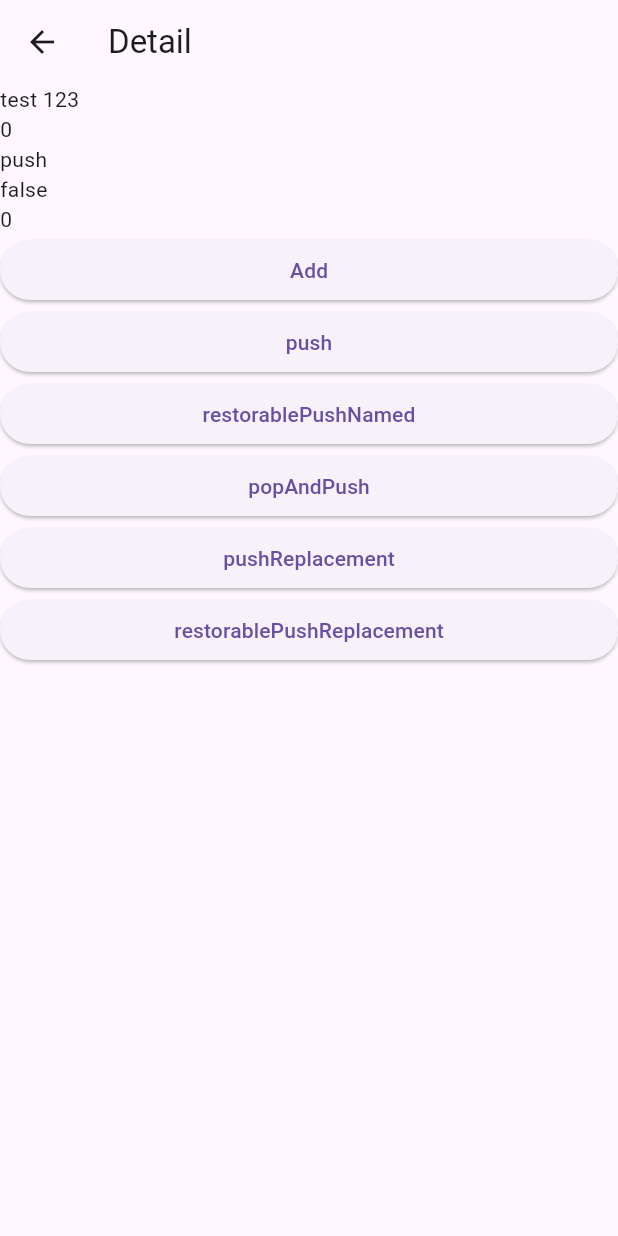
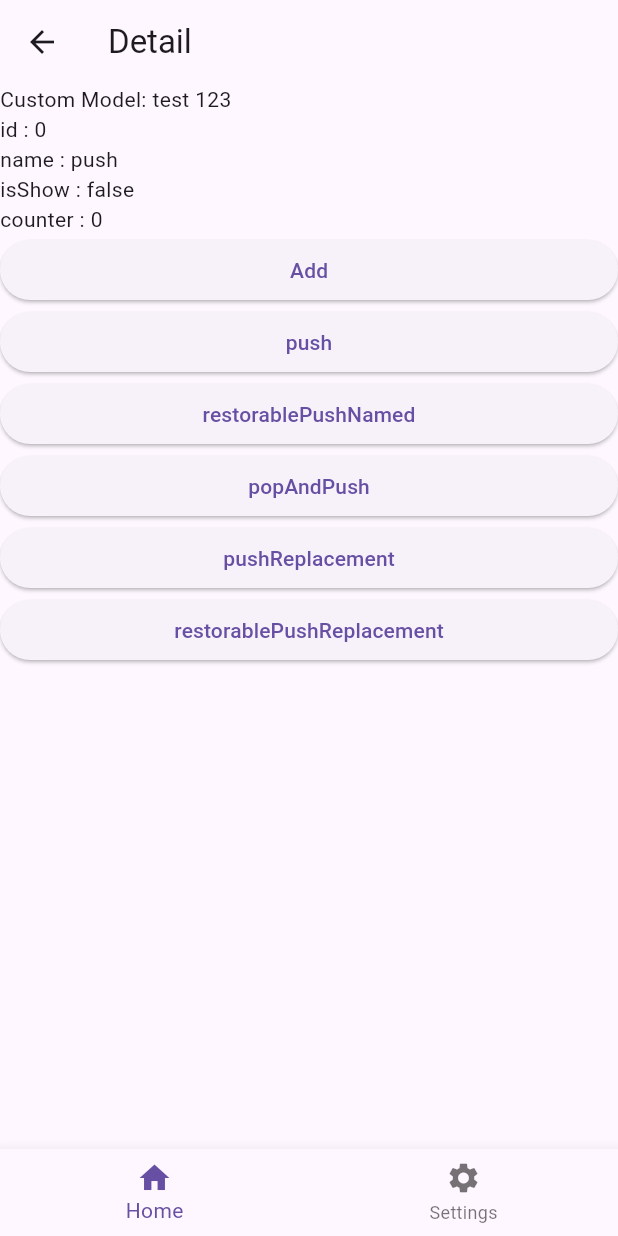
Before and after one commit to emintolgahanpolat/route_map, a Flutter app: the screen it shows after launch, after a tap on "Detail Page", on a phone screen of 412 x 824 dp. Run offline on Flutter 3.47's test engine with Material 2 defaults, Android fonts, the phone set to English and light mode, and no system bars; our stand-ins replace glob; missing offline and left inert: analyzer, build, change_case, source_gen.

Commit message:
code review

```diff
--- a/route_map/example/lib/detail.dart
+++ b/route_map/example/lib/detail.dart
@@ -5,7 +5,7 @@ import 'package:route_map/route_map.dart';
 
 @RouteMap(path: "/detail/:id/:name")
 class DetailPage extends StatefulWidget {
-  final String id;
+  final int id;
   final String name;
   final bool? isShow;
   final CustomModel? customModel;
@@ -27,11 +27,11 @@ class _DetailPageState extends State<DetailPage> {
       ),
       body: ListView(
         children: [
-          Text(widget.customModel?.name ?? "null"),
-          Text(widget.id),
-          Text(widget.name),
-          Text(widget.isShow.toString()),
-          Text("$_counter"),
+          Text("Custom Model: ${widget.customModel?.name}"),
+          Text("id : ${widget.id}"),
+          Text("name : ${widget.name}"),
+          Text("isShow : ${widget.isShow}"),
+          Text("counter : $_counter"),
           ElevatedButton(
               onPressed: () {
                 setState(() {
@@ -41,7 +41,7 @@ class _DetailPageState extends State<DetailPage> {
               child: const Text("Add")),
           ElevatedButton(
               onPressed: () async {
-                DetailPageRoute(id: "1", name: "push")
+                DetailPageRoute(id: 1, name: "push")
                     .push(context)
                     .then((value) {
                   print("push");
@@ -50,13 +50,13 @@ class _DetailPageState extends State<DetailPage> {
               child: const Text("push")),
           ElevatedButton(
               onPressed: () async {
-                DetailPageRoute(id: "2", name: "restorablePush")
+                DetailPageRoute(id: 2, name: "restorablePush")
                     .restorablePush(context);
               },
               child: const Text("restorablePushNamed")),
           ElevatedButton(
               onPressed: () async {
-                DetailPageRoute(id: "3", name: "popAndPush")
+                DetailPageRoute(id: 3, name: "popAndPush")
                     .popAndPush(context)
                     .then((value) {
                   print("popAndPush");
@@ -65,7 +65,7 @@ class _DetailPageState extends State<DetailPage> {
               child: const Text("popAndPush")),
           ElevatedButton(
               onPressed: () async {
-                DetailPageRoute(id: "4", name: "pushReplacement")
+                DetailPageRoute(id: 4, name: "pushReplacement")
                     .pushReplacement(context)
                     .then((value) {
                   print("pushReplacement");
@@ -74,7 +74,7 @@ class _DetailPageState extends State<DetailPage> {
               child: const Text("pushReplacement")),
           ElevatedButton(
               onPressed: () async {
-                DetailPageRoute(id: "5", name: "restorablePushReplacement")
+                DetailPageRoute(id: 5, name: "restorablePushReplacement")
                     .restorablePushReplacement(context);
               },
               child: const Text("restorablePushReplacement"))
--- a/route_map/example/lib/home.dart
+++ b/route_map/example/lib/home.dart
@@ -38,7 +38,7 @@ class _HomePageState extends State<HomePage> {
           ListTile(
             onTap: () {
               DetailPageRoute(
-                id: "0",
+                id: 0,
                 name: "push",
                 customModel: CustomModel(name: 'test 123'),
                 isShow: false,
@@ -66,7 +66,7 @@ class _HomePageState extends State<HomePage> {
               Navigator.pushNamed(
                 context,
                 "/detail/1234/tolga/?isShow=true",
-                arguments: CustomModel(name: 'test'),
+                arguments: {"customModel": CustomModel(name: 'test')},
               );
             },
             onLongPress: () {
--- a/route_map/example/lib/main.dart
+++ b/route_map/example/lib/main.dart
@@ -17,7 +17,7 @@ class MyApp extends StatelessWidget {
       title: 'Flutter Demo',
       theme: ThemeData(useMaterial3: true),
       onGenerateRoute: onGenerateRoute,
-      initialRoute: RouteMaps.homePage,
+      initialRoute: RouteMaps.root,
       onUnknownRoute: (settings) {
         return MaterialPageRoute(
             builder: (_) => Scaffold(
--- a/route_map/example/lib/route_map.dart
+++ b/route_map/example/lib/route_map.dart
@@ -1,12 +1,16 @@
+import 'package:flutter/foundation.dart';
 import 'package:flutter/material.dart';
 import 'package:route_map/route_map.dart';
 
 import 'route_map.routes.dart';
 
-@RouteMapInit()
+@RouteMapInit(typeSafe: true)
 Route? onGenerateRoute(RouteSettings routeSettings) => $onGenerateRoute(
       routeSettings,
       redirect: (routeName) {
+        if (kIsWeb && routeName == RouteMaps.root) {
+          return RouteMaps.homePage;
+        }
         print(routeName);
         return null;
       },
--- a/route_map/example/lib/route_map.routes.dart
+++ b/route_map/example/lib/route_map.routes.dart
@@ -12,7 +12,7 @@ import 'package:example/detail.dart';
 import 'package:example/search.dart';
 import 'package:example/settings.dart';
 
-/// model
+/// Type Safe Extra Arg Classes
 import 'package:example/custom_model.dart';
 
 class RouteMaps {
@@ -23,10 +23,12 @@ class RouteMaps {
   static String settingsPage = "settings";
 }
 
+Map<String, String> get pathRoutes => _pathRoutes;
 final Map<String, String> _pathRoutes = {
   "/detail/:id/:name": RouteMaps.detailPage,
   "/settings/:name": RouteMaps.settingsPage,
 };
+Map<String, RouteModel> get routes => _routes;
 final Map<String, RouteModel> _routes = {
   RouteMaps.homePage: RouteModel((_) => homeBuilder(const HomePage())),
   RouteMaps.root: RouteModel(
@@ -34,10 +36,10 @@ final Map<String, RouteModel> _routes = {
   ),
   RouteMaps.detailPage: RouteModel(
     (c) => DetailPage(
-      c.routeArgs()?["id"],
-      customModel: c.routeArgs()?["customModel"] ?? c.routeArgs()?["extra"],
-      isShow: c.routeArgs()?["isShow"] == "true",
-      name: c.routeArgs()?["name"],
+      c.routeArgsWithKey<int>("id")!,
+      customModel: c.routeArgsWithKey<CustomModel?>("customModel"),
+      isShow: c.routeArgsWithKey<bool?>("isShow"),
+      name: c.routeArgsWithKey<String>("name")!,
     ),
   ),
   RouteMaps.searchPage: RouteModel(
@@ -46,36 +48,19 @@ final Map<String, RouteModel> _routes = {
   ),
   RouteMaps.settingsPage: RouteModel(
     (c) => SettingsPage(
-      name: c.routeArgs()?["name"],
+      name: c.routeArgsWithKey<String?>("name"),
     ),
     fullscreenDialog: true,
   ),
 };
 Route? $onGenerateRoute(RouteSettings routeSettings,
-    {String? Function(String routeName)? redirect}) {
-  String routeName = routeSettings.name ?? "";
-  final pathRoute = namedRoute(_pathRoutes, routeName);
-  if (pathRoute != null && routeName != "/") {
-    routeName = pathRoute[1]!;
-  }
-  RouteModel? route = _routes[redirect?.call(routeName) ?? routeName];
-  if (route == null) {
-    return null;
-  }
-
-  return MaterialPageRoute(
-    builder: route.builder,
-    settings: RouteSettings(name: routeSettings.name, arguments: {
-      ...?pathRoute?[2],
-      ...?pathRoute?[3],
-      if (routeSettings.arguments is Map<String, dynamic>)
-        ...(routeSettings.arguments as Map<String, dynamic>)
-      else
-        'extra': routeSettings.arguments,
-    }),
-    fullscreenDialog: route.fullscreenDialog,
-  );
-}
+        {String? Function(String routeName)? redirect}) =>
+    mOnGenerateRoute(
+      routeSettings,
+      routes,
+      pathRoutes: pathRoutes,
+      redirect: redirect,
+    );
 
 class HomePageRoute extends BaseRoute {
   @override
@@ -88,7 +73,7 @@ class RootPageRoute extends BaseRoute {
 }
 
 class DetailPageRoute extends BaseRoute {
-  final String id;
+  final int id;
   final CustomModel? customModel;
   final bool? isShow;
   final String name;
--- a/route_map/lib/route_map.dart
+++ b/route_map/lib/route_map.dart
@@ -8,4 +8,5 @@ export 'src/base.dart'
         RouteSettingsExtension,
         BuildContextExtension,
         RouteModel,
-        namedRoute;
+        namedRoute,
+        mOnGenerateRoute;
--- a/route_map/lib/src/base.dart
+++ b/route_map/lib/src/base.dart
@@ -89,6 +89,7 @@ extension BuildContextExtension on BuildContext {
   NavigatorState navigator() => Navigator.of(this);
   NavigatorState rootNavigator() => Navigator.of(this, rootNavigator: true);
   T? routeArgs<T>() => ModalRoute.of(this)?.settings.arguments as T;
+  T? routeArgsWithKey<T>(String key) => _typeConverter<T>(routeArgs()?[key]);
 }
 
 class RouteModel {
@@ -153,3 +154,64 @@ List? namedRoute(Map<String, String> pathRoutes, String path) {
   }
   return null;
 }
+
+Route? mOnGenerateRoute(
+    RouteSettings routeSettings, Map<String, RouteModel> routes,
+    {Map<String, String>? pathRoutes,
+    String? Function(String routeName)? redirect}) {
+  String routeName = routeSettings.name ?? "";
+  Map<String, Object?> args = {};
+  if (pathRoutes != null) {
+    final pathRoute = namedRoute(pathRoutes, routeName);
+    if (pathRoute != null && routeName != "/") {
+      routeName = pathRoute[1]!;
+      Map<String, dynamic>? args1 = pathRoute[2];
+      if (args1 != null) {
+        args.addAll(args1);
+      }
+      Map<String, dynamic>? args2 = pathRoute[3];
+      if (args2 != null) {
+        args.addAll(args2);
+      }
+    }
+  }
+  if (routeSettings.arguments is Map<String, dynamic>) {
+    args.addAll(routeSettings.arguments as Map<String, dynamic>);
+  } else {
+    args.addAll({"extra": routeSettings.arguments});
+  }
+
+  RouteModel? route = routes[redirect?.call(routeName) ?? routeName];
+  if (route == null) {
+    return null;
+  }
+
+  return MaterialPageRoute(
+    builder: route.builder,
+    settings: RouteSettings(name: routeSettings.name, arguments: args),
+    fullscreenDialog: route.fullscreenDialog,
+  );
+}
+
+T? _typeConverter<T>(dynamic value) {
+  if (value == null) {
+    return null;
+  } else if (value is String) {
+    if (T == int) {
+      return int.parse(value) as T;
+    } else if (T == double) {
+      return double.parse(value) as T;
+    } else if (T == bool) {
+      return value == "true" as dynamic ? true as T : false as T;
+    } else if (T.toString() == "bool?") {
+      return value == "true" as dynamic ? true as T? : false as T?;
+    } else if (T.toString() == "int?") {
+      return double.parse(value) as T?;
+    } else if (T.toString() == "double?") {
+      return value as T?;
+    } else if (T.toString() == "String?") {
+      return value as T?;
+    }
+  }
+  return value as T;
+}
--- a/route_map/lib/src/route.dart
+++ b/route_map/lib/src/route.dart
@@ -26,7 +26,7 @@ class RouteMapInit {
   final bool typeSafe;
   const RouteMapInit({
     this.generateForDir = const ['lib'],
-    this.typeSafe = true,
+    this.typeSafe = false,
   });
 }
 
```
Also changed, not shown: route_map_generator/lib/src/constands.dart (deleted, +0 -24 lines), route_map_generator/lib/src/helper.dart (+29 -17 lines), route_map_generator/lib/src/route_map_config_generator.dart (+9 -3 lines).
